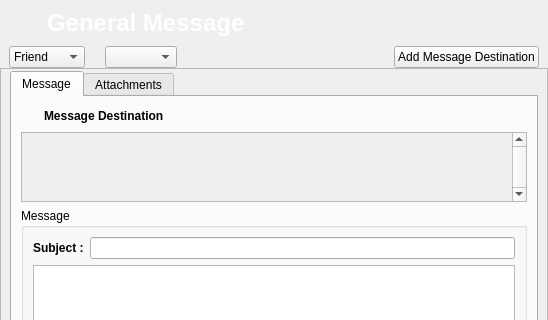
This is retroshare-gui/src/gui/GeneralMsgDialog.ui in RetroShare/RetroShare as Qt 5 draws it before an edit; both pictures show x 0 to 548 and y 0 to 320 of the 548 by 458 pixel window. The edited form follows.
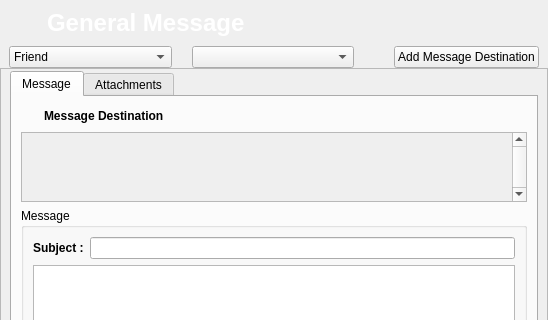
This is the edited form. Icons and pictures are not drawn.

Commit message: use for Attachments on GeneralMessage AttachFileItem

Patch:
```diff
--- a/retroshare-gui/src/gui/GeneralMsgDialog.ui
+++ b/retroshare-gui/src/gui/GeneralMsgDialog.ui
@@ -86,6 +86,9 @@
        <property name="orientation">
         <enum>Qt::Horizontal</enum>
        </property>
+       <property name="sizeType">
+        <enum>QSizePolicy::Minimum</enum>
+       </property>
        <property name="sizeHint" stdset="0">
         <size>
          <width>40</width>
```
The commit also changes 2 other files.
